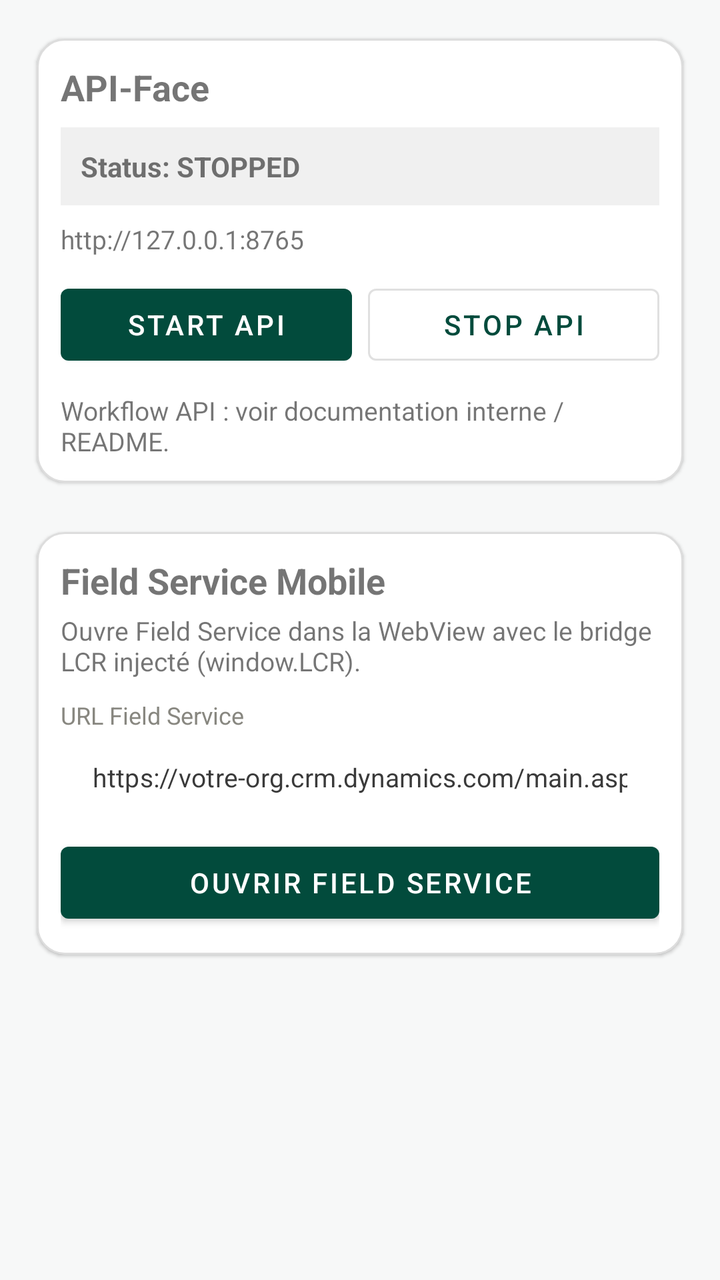
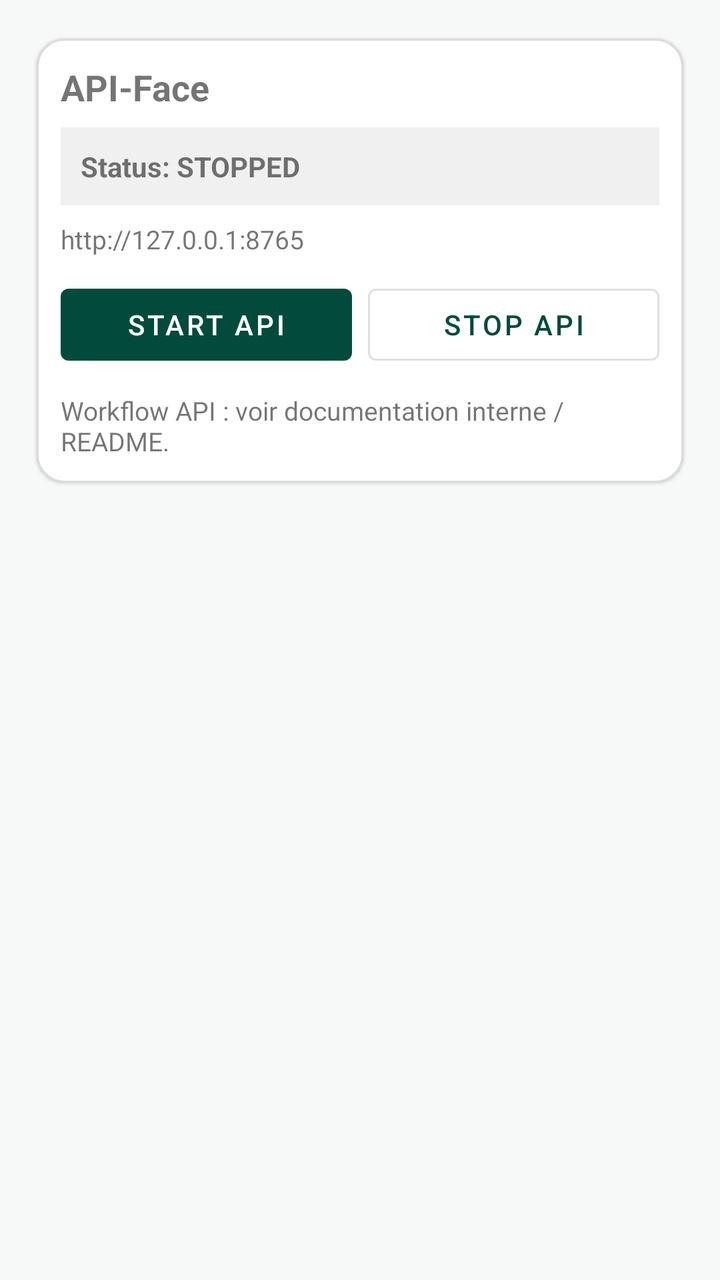

The first picture is an Android layout as it rendered before a commit; the second is the same layout after the commit. The layout source and the unified diff follow.
<!-- AndroidManifest.xml: application theme Theme.LcrFilgoEnergie -->
<!-- res/layout/fragment_api_face.xml -->
<androidx.core.widget.NestedScrollView xmlns:android="http://schemas.android.com/apk/res/android"
    xmlns:app="http://schemas.android.com/apk/res-auto"
    android:id="@+id/apiFaceRootScroll"
    android:layout_width="match_parent"
    android:layout_height="match_parent"
    android:fillViewport="true"
    android:padding="12dp">

    <LinearLayout
        android:id="@+id/apiFaceRoot"
        android:layout_width="match_parent"
        android:layout_height="wrap_content"
        android:orientation="vertical">

        
        <com.google.android.material.card.MaterialCardView
            android:layout_width="match_parent"
            android:layout_height="wrap_content"
            app:cardUseCompatPadding="true"
            app:cardCornerRadius="14dp"
            app:strokeWidth="1dp"
            app:strokeColor="#22000000">

            <LinearLayout
                android:layout_width="match_parent"
                android:layout_height="wrap_content"
                android:orientation="vertical"
                android:padding="12dp">

                <TextView
                    android:id="@+id/txtApiTitle"
                    android:layout_width="match_parent"
                    android:layout_height="wrap_content"
                    android:text="API‑Face"
                    android:textStyle="bold"
                    android:textSize="18sp" />

                
                <TextView
                    android:id="@+id/txtApiStatus"
                    android:layout_width="match_parent"
                    android:layout_height="wrap_content"
                    android:text="Status: STOPPED"
                    android:textStyle="bold"
                    android:textSize="14sp"
                    android:layout_marginTop="8dp"
                    android:padding="10dp"
                    android:background="#0F000000" />

                
                <TextView
                    android:id="@+id/txtApiUrl"
                    android:layout_width="match_parent"
                    android:layout_height="wrap_content"
                    android:text="http://127.0.0.1:8765"
                    android:textIsSelectable="true"
                    android:textSize="13sp"
                    android:layout_marginTop="8dp" />

                
                <LinearLayout
                    android:layout_width="match_parent"
                    android:layout_height="wrap_content"
                    android:orientation="horizontal"
                    android:layout_marginTop="10dp">

                    <com.google.android.material.button.MaterialButton
                        android:id="@+id/btnApiStart"
                        android:layout_width="0dp"
                        android:layout_height="wrap_content"
                        android:layout_weight="1"
                        android:text="Start API" />

                    <com.google.android.material.button.MaterialButton
                        android:id="@+id/btnApiStop"
                        style="@style/Widget.MaterialComponents.Button.OutlinedButton"
                        android:layout_width="0dp"
                        android:layout_height="wrap_content"
                        android:layout_weight="1"
                        android:layout_marginStart="8dp"
                        android:text="Stop API" />
                </LinearLayout>

                
                <TextView
                    android:id="@+id/txtApiHowTo"
                    android:layout_width="match_parent"
                    android:layout_height="wrap_content"
                    android:layout_marginTop="10dp"
                    android:text="Workflow API : voir documentation interne / README."
                    android:textSize="13sp" />
            </LinearLayout>
        </com.google.android.material.card.MaterialCardView>

        
        <com.google.android.material.card.MaterialCardView
            android:layout_width="match_parent"
            android:layout_height="wrap_content"
            android:layout_marginTop="10dp"
            app:cardUseCompatPadding="true"
            app:cardCornerRadius="14dp"
            app:strokeWidth="1dp"
            app:strokeColor="#22000000">

            <LinearLayout
                android:layout_width="match_parent"
                android:layout_height="wrap_content"
                android:orientation="vertical"
                android:padding="12dp">

                <TextView
                    android:layout_width="match_parent"
                    android:layout_height="wrap_content"
                    android:text="Field Service Mobile"
                    android:textStyle="bold"
                    android:textSize="18sp" />

                <TextView
                    android:layout_width="match_parent"
                    android:layout_height="wrap_content"
                    android:text="Ouvre Field Service dans la WebView avec le bridge LCR injecté (window.LCR)."
                    android:textSize="13sp"
                    android:layout_marginTop="4dp" />

                <TextView
                    android:layout_width="match_parent"
                    android:layout_height="wrap_content"
                    android:text="URL Field Service"
                    android:textSize="12sp"
                    android:layout_marginTop="10dp"
                    android:textColor="#888780" />

                <EditText
                    android:id="@+id/editFieldServiceUrl"
                    android:layout_width="match_parent"
                    android:layout_height="wrap_content"
                    android:layout_marginTop="4dp"
                    android:hint="https://votre-org.crm.dynamics.com/main.aspx"
                    android:inputType="textUri"
                    android:textSize="13sp"
                    android:singleLine="true" />

                <com.google.android.material.button.MaterialButton
                    android:id="@+id/btnFieldService"
                    android:layout_width="match_parent"
                    android:layout_height="wrap_content"
                    android:layout_marginTop="10dp"
                    android:text="Ouvrir Field Service" />
            </LinearLayout>
        </com.google.android.material.card.MaterialCardView>

        
        <View
            android:layout_width="match_parent"
            android:layout_height="16dp" />

    </LinearLayout>
</androidx.core.widget.NestedScrollView>
<!-- resources referenced by this layout -->
<resources>
  <style name="Theme.LcrFilgoEnergie" parent="Theme.MaterialComponents.DayNight.NoActionBar">
  
          
          <item name="colorPrimary">@color/filgo_green</item>
          <item name="colorPrimaryDark">@color/filgo_green_dark</item>
          <item name="colorSecondary">@color/filgo_green_light</item>
  
          
          <item name="colorAccent">@color/filgo_green_light</item>
  
          
          <item name="colorControlNormal">@color/outline</item>
          <item name="colorControlActivated">@color/outline_focus</item>
  
          
          <item name="android:windowBackground">@color/bg_app</item>
  
          
          <item name="buttonStyle">@style/FilgoButton</item>
          <item name="editTextStyle">@style/FilgoEditText</item>
  
      </style>
  <color name="filgo_green">#024B3C</color>
  <color name="filgo_green_dark">#01372C</color>
  <color name="filgo_green_light">#0B6B55</color>
  <color name="outline">#D5DBD9</color>
  <color name="outline_focus">@color/filgo_green</color>
  <color name="bg_app">#F7F8F8</color>
  <style name="FilgoButton" parent="Widget.MaterialComponents.Button">
          <item name="backgroundTint">@color/btn_primary_bg</item>
          <item name="android:textColor">@color/btn_primary_text</item>
          <item name="android:textAllCaps">false</item>
      </style>
  <style name="FilgoEditText" parent="Widget.MaterialComponents.TextInputEditText.OutlinedBox">
          <item name="android:textColor">@color/text_primary</item>
          <item name="android:textColorHint">@color/text_secondary</item>
          <item name="android:padding">10dp</item>
      </style>
  <color name="btn_primary_bg">@color/filgo_green</color>
  <color name="btn_primary_text">@color/text_on_green</color>
  <color name="text_primary">#111111</color>
  <color name="text_secondary">#3A3A3A</color>
  <color name="text_on_green">#FFFFFF</color>
</resources>

<!-- the commit's change to res/layout/fragment_api_face.xml (unified diff, before → after) -->
@@ -93,63 +93,6 @@
         </com.google.android.material.card.MaterialCardView>
 
         
-        <com.google.android.material.card.MaterialCardView
-            android:layout_width="match_parent"
-            android:layout_height="wrap_content"
-            android:layout_marginTop="10dp"
-            app:cardUseCompatPadding="true"
-            app:cardCornerRadius="14dp"
-            app:strokeWidth="1dp"
-            app:strokeColor="#22000000">
-
-            <LinearLayout
-                android:layout_width="match_parent"
-                android:layout_height="wrap_content"
-                android:orientation="vertical"
-                android:padding="12dp">
-
-                <TextView
-                    android:layout_width="match_parent"
-                    android:layout_height="wrap_content"
-                    android:text="Field Service Mobile"
-                    android:textStyle="bold"
-                    android:textSize="18sp" />
-
-                <TextView
-                    android:layout_width="match_parent"
-                    android:layout_height="wrap_content"
-                    android:text="Ouvre Field Service dans la WebView avec le bridge LCR injecté (window.LCR)."
-                    android:textSize="13sp"
-                    android:layout_marginTop="4dp" />
-
-                <TextView
-                    android:layout_width="match_parent"
-                    android:layout_height="wrap_content"
-                    android:text="URL Field Service"
-                    android:textSize="12sp"
-                    android:layout_marginTop="10dp"
-                    android:textColor="#888780" />
-
-                <EditText
-                    android:id="@+id/editFieldServiceUrl"
-                    android:layout_width="match_parent"
-                    android:layout_height="wrap_content"
-                    android:layout_marginTop="4dp"
-                    android:hint="https://votre-org.crm.dynamics.com/main.aspx"
-                    android:inputType="textUri"
-                    android:textSize="13sp"
-                    android:singleLine="true" />
-
-                <com.google.android.material.button.MaterialButton
-                    android:id="@+id/btnFieldService"
-                    android:layout_width="match_parent"
-                    android:layout_height="wrap_content"
-                    android:layout_marginTop="10dp"
-                    android:text="Ouvrir Field Service" />
-            </LinearLayout>
-        </com.google.android.material.card.MaterialCardView>
-
-        
         <View
             android:layout_width="match_parent"
             android:layout_height="16dp" />
